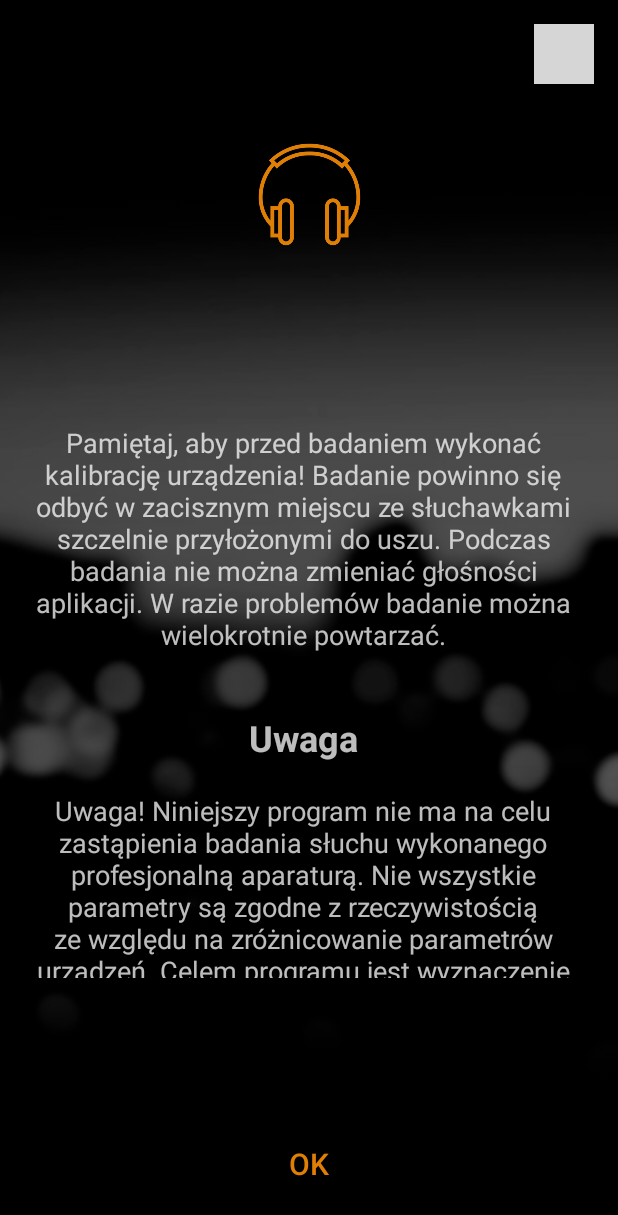
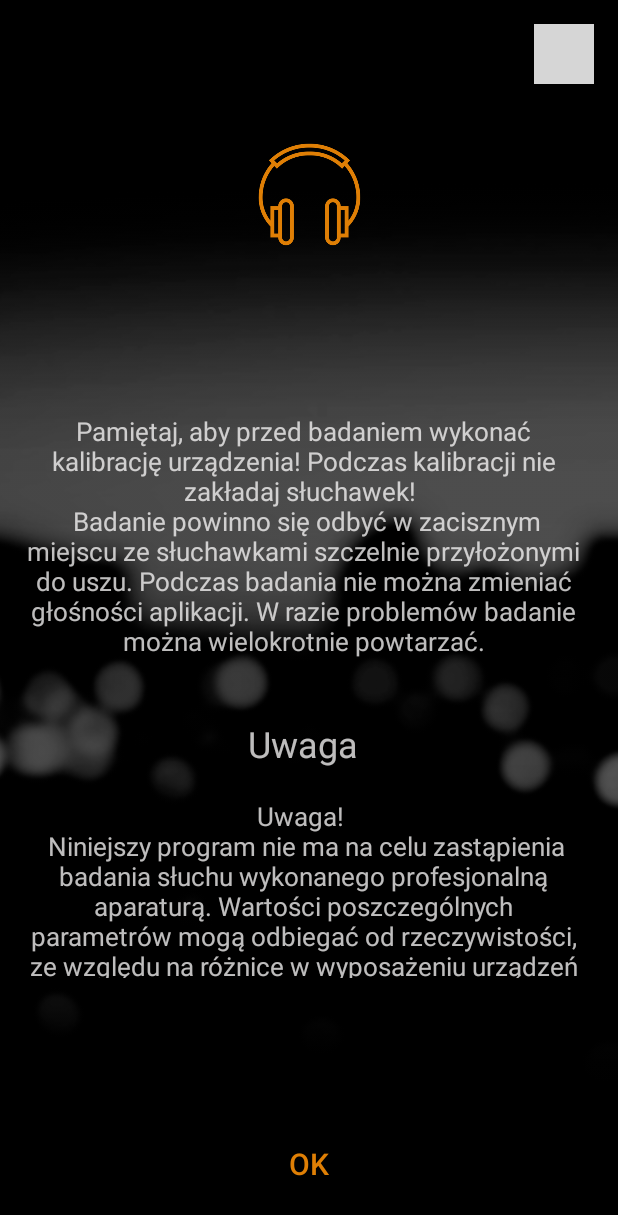
Before and after one commit to toklimoko/legendary-potato, an Android app: the PopUpAudioTest screen opened directly, with no data from a screen before it, scrolled down 266 dp, on a phone screen of 412 x 824 dp. Shown: the top 1215 px of the screen. Run offline under Robolectric (Android 15) with nearby library versions, the phone set to English and light mode, and no system bars; grey boxes are pictures that could not be loaded.

Commit message:
v092018_3 +layouts imp part 2 +stringVal mod

```diff
--- a/app/src/main/res/layout/content_audio_test.xml
+++ b/app/src/main/res/layout/content_audio_test.xml
@@ -5,8 +5,8 @@
     android:layout_width="match_parent"
     android:layout_height="match_parent"
     app:layout_behavior="@string/appbar_scrolling_view_behavior"
-    tools:context="com.tomek.audiometr.activities.AudioTestActivity"
-    tools:showIn="@layout/activity_audio_test">
+    tools:context="com.tomek.audiometr.activities.AudioTestActivity">
+    <!--tools:showIn="@layout/activity_audio_test">-->
 
     <ImageView
         android:id="@+id/imageView2"
--- a/app/src/main/res/layout/content_calibration.xml
+++ b/app/src/main/res/layout/content_calibration.xml
@@ -5,8 +5,8 @@
     android:layout_width="match_parent"
     android:layout_height="match_parent"
     app:layout_behavior="@string/appbar_scrolling_view_behavior"
-    tools:context="com.tomek.audiometr.activities.CalibrationActivity"
-    tools:showIn="@layout/activity_calibration">
+    tools:context="com.tomek.audiometr.activities.CalibrationActivity">
+    <!--tools:showIn="@layout/activity_calibration">-->
 
 
     <ImageView
--- a/app/src/main/res/layout/content_choice.xml
+++ b/app/src/main/res/layout/content_choice.xml
@@ -5,8 +5,8 @@
     android:layout_width="match_parent"
     android:layout_height="match_parent"
     app:layout_behavior="@string/appbar_scrolling_view_behavior"
-    tools:context="com.tomek.audiometr.activities.ChoiceActivity"
-    tools:showIn="@layout/activity_choice">
+    tools:context="com.tomek.audiometr.activities.ChoiceActivity">
+    <!--tools:showIn="@layout/activity_choice">-->
 
     <ImageView
         android:id="@+id/imageView2"
--- a/app/src/main/res/layout/content_main.xml
+++ b/app/src/main/res/layout/content_main.xml
@@ -5,8 +5,8 @@
     android:layout_width="match_parent"
     android:layout_height="match_parent"
     app:layout_behavior="@string/appbar_scrolling_view_behavior"
-    tools:context="com.tomek.audiometr.activities.MainActivity"
-    tools:showIn="@layout/activity_main">
+    tools:context="com.tomek.audiometr.activities.MainActivity">
+    <!--tools:showIn="@layout/activity_main">-->
 
 
     <ImageView
--- a/app/src/main/res/layout/pop_up_app_info.xml
+++ b/app/src/main/res/layout/pop_up_app_info.xml
@@ -71,7 +71,6 @@
         android:textAlignment="center"
         android:textColor="@color/lightText"
         android:textSize="17sp"
-        android:textStyle="bold"
         app:layout_constraintEnd_toEndOf="parent"
         app:layout_constraintHorizontal_bias="0.503"
         app:layout_constraintStart_toStartOf="parent"
--- a/app/src/main/res/layout/pop_up_audio_test_info.xml
+++ b/app/src/main/res/layout/pop_up_audio_test_info.xml
@@ -68,8 +68,7 @@
                 android:text="@string/tv_test1"
                 android:textAlignment="center"
                 android:textColor="@color/lightText"
-                android:textSize="24sp"
-                android:textStyle="bold" />
+                android:textSize="24sp" />
 
             <TextView
                 android:id="@+id/textView7"
@@ -79,7 +78,7 @@
                 android:text="@string/tv_test2"
                 android:textAlignment="center"
                 android:textColor="@color/lightText"
-                android:textSize="18sp" />
+                android:textSize="17sp" />
 
             <TextView
                 android:id="@+id/textView8"
@@ -89,8 +88,7 @@
                 android:text="@string/tv_calib3"
                 android:textAlignment="center"
                 android:textColor="@color/lightText"
-                android:textSize="24sp"
-                android:textStyle="bold" />
+                android:textSize="24sp" />
 
             <TextView
                 android:id="@+id/textView9"
@@ -100,7 +98,7 @@
                 android:text="@string/tv_test3"
                 android:textAlignment="center"
                 android:textColor="@color/lightText"
-                android:textSize="18sp" />
+                android:textSize="17sp" />
 
             <TextView
                 android:id="@+id/textView13"
@@ -110,8 +108,7 @@
                 android:text="@string/tv_test5"
                 android:textAlignment="center"
                 android:textColor="@color/lightText"
-                android:textSize="24sp"
-                android:textStyle="bold" />
+                android:textSize="24sp" />
 
             <TextView
                 android:id="@+id/textView14"
@@ -121,7 +118,7 @@
                 android:text="@string/txtWarning"
                 android:textAlignment="center"
                 android:textColor="@color/lightText"
-                android:textSize="18sp" />
+                android:textSize="17sp" />
         </LinearLayout>
 
     </ScrollView>
--- a/app/src/main/res/values/strings.xml
+++ b/app/src/main/res/values/strings.xml
@@ -15,16 +15,16 @@
     <string name="title_activity_main3">Badanie</string>
     <string name="calText1">1. Udaj się w ciche miejsce</string>
     <string name="calText2">2. Podłącz słuchawki \n (nie zakładaj ich!)</string>
-    <string name="calText3">3. Przyłóż jedną słuchawkę do mikrofonu urządzenia (jeśli Twoje słuchawki mają własny mikrofon, to do niego)</string>
+    <string name="calText3">3. Przyłóż jedną słuchawkę do mikrofonu urządzenia (jeśli słuchawki mają własny mikrofon, to przyłóż do niego)</string>
     <string name="calText4">4. Naciśnij przycisk \"Kalibruj\"</string>
     <string name="calText5">5. Poczekaj, aż zakończy się kalibracja</string>
-    <string name="calText0">Wykonaj kalibrację, by zwiększyć dokładność badania:</string>
+    <string name="calText0">Wykonaj kalibrację, \n by zwiększyć dokładność badania:</string>
     <string name="txtAboutAudioTest">Badanie polega na określeniu progu słyszenia, czyli na znalezieniu najmniejszego natężenia słyszalnego sygnału o danej częstotliwości.</string>
     <string name="txtUseOfCalibration">Kalibracja pozwala ustalić maksymalną głośność urządzenia w celu wykonania jak najbardziej miarodajnego badania audiometrią tonalną. Ze względu na zróżnicowanie parametrów urządzeń niemożliwe jest ominięcie tego procesu.</string>
-    <string name="txtAudiometry">W audiometrii tonalnej badanie słuchu polega na pomiarze przy przewodnictwie powietrznym lub kostnym, ubytku słuchu dla tonów sinusoidalnych o różnych częstotliwościach. Wyniki są prezentowane w postaci krzywych – audiogramów, które przedstawiają próg słyszenia.</string>
-    <string name="txtAbout">Aplikacja mobilna \"Audiometr\" pozwoli Ci w prosty i szybki sposób zbadać Twój słuch, bez wychodzenia z domu!</string>
-    <string name="txtWarning">Uwaga! Niniejszy program nie ma na celu zastąpienia badania słuchu wykonanego profesjonalną aparaturą. Nie wszystkie parametry są zgodne z rzeczywistością ze względu na zróżnicowanie parametrów urządzeń.
-Celem programu jest wyznaczenie orientacyjnego audiogramu, zatem wyniki mogą różnić się od rzeczywistości w zależności od urządzenia i sprzętu audio użytego w badaniu. </string>
+    <string name="txtAudiometry">W profesjonalnej audiometrii tonalnej badanie polega na pomiarze słuchu w przewodnictwie powietrznym i kostnym. Generowane są tony sinusoidalne o różnych częstotliwościach. Wyniki są prezentowane w postaci krzywych – audiogramów, które przedstawiają progi słyszenia dla danych częstotliwości.</string>
+    <string name="txtAbout">Aplikacja mobilna \"Audiometr\" pozwoli Ci w prosty i szybki sposób zbadać Twój słuch, \n bez wychodzenia z domu!</string>
+    <string name="txtWarning">Uwaga! \n Niniejszy program nie ma na celu zastąpienia badania słuchu wykonanego profesjonalną aparaturą. Wartości poszczególnych parametrów mogą odbiegać od rzeczywistości, ze względu na różnice w wyposażeniu urządzeń mobilnych.
+Celem aplikacji jest umożliwienie wyznaczenia orientacyjnego audiogramu, a wynik może nie odzwierciedlać stanu faktycznego. </string>
     <string name="begin">Zacznij badanie</string>
     <string name="audiometr">Audiometr</string>
     <string name="ok">OK</string>
@@ -44,7 +44,7 @@ Celem programu jest wyznaczenie orientacyjnego audiogramu, zatem wyniki mogą r
     <string name="tv_calib4">Podczas wykonywania kalibracji należy pamiętać, aby (tak jak całe badanie) odbyła się ona w zacisznym miejscu. Należy trzymać stałą odległość między słuchawką a mikrofonem i unikać stukania. W razie problemów kalibrację można przeprowadzać wielokrotnie.</string>
     <string name="tv_test1">Jak wykonać badanie?</string>
     <string name="tv_test2">Usiądź w cichym miejscu, załóż słuchawki na uszy. Kliknij przycisk \"Zacznij badanie\" i nasłuchuj kolejnych dźwięków. W chwili, gdy usłyszysz ton, dotknij przycisk \"Słyszę\". Badanie zakończy się automatycznie, po wygenerowaniu odpowiedniej ilości dźwięków.</string>
-    <string name="tv_test3">Pamiętaj, aby przed badaniem wykonać kalibrację urządzenia! Badanie powinno się odbyć w zacisznym miejscu ze słuchawkami szczelnie przyłożonymi do uszu. Podczas badania nie można zmieniać głośności aplikacji. W razie problemów badanie można wielokrotnie powtarzać.</string>
+    <string name="tv_test3">Pamiętaj, aby przed badaniem wykonać kalibrację urządzenia! Podczas kalibracji nie zakładaj słuchawek! \n Badanie powinno się odbyć w zacisznym miejscu ze słuchawkami szczelnie przyłożonymi do uszu. Podczas badania nie można zmieniać głośności aplikacji. W razie problemów badanie można wielokrotnie powtarzać.</string>
     <string name="tv_test5">Uwaga</string>
     <string name="tv_choice_1">Wybierz rodzaj badania:</string>
     <string name="go">Dalej</string>
```
Also changed, not shown: app/src/main/res/drawable/side_nav_bar.xml (deleted, +0 -9 lines), app/src/main/res/layout/pop_up_calibration_info.xml (+4 -6 lines), app/src/main/res/layout/pop_up_choice.xml (+6 -9 lines), 28 other files.
